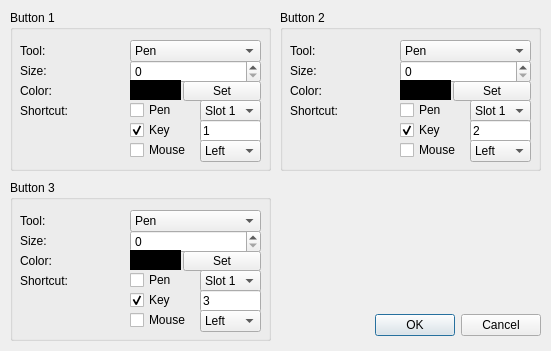
Old version of the form settingsdialog.ui in the repository luisaras/PaperDraw.
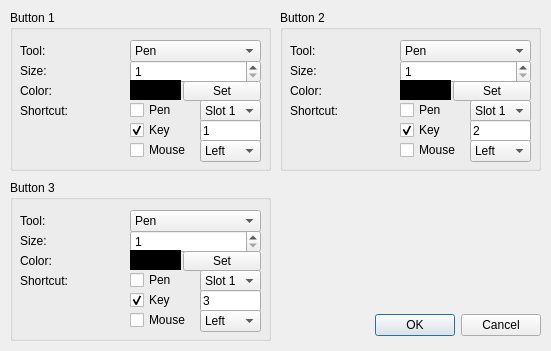
New version of the form.

Patch:
```diff
--- a/settingsdialog.ui
+++ b/settingsdialog.ui
@@ -110,6 +110,9 @@
       <height>23</height>
      </rect>
     </property>
+    <property name="minimum">
+     <number>1</number>
+    </property>
    </widget>
    <widget class="QLabel" name="label_3">
     <property name="geometry">
@@ -347,6 +350,9 @@
       <height>23</height>
      </rect>
     </property>
+    <property name="minimum">
+     <number>1</number>
+    </property>
    </widget>
    <widget class="QLabel" name="label_7">
     <property name="geometry">
@@ -584,6 +590,9 @@
       <height>23</height>
      </rect>
     </property>
+    <property name="minimum">
+     <number>1</number>
+    </property>
    </widget>
    <widget class="QLabel" name="label_11">
     <property name="geometry">
```
